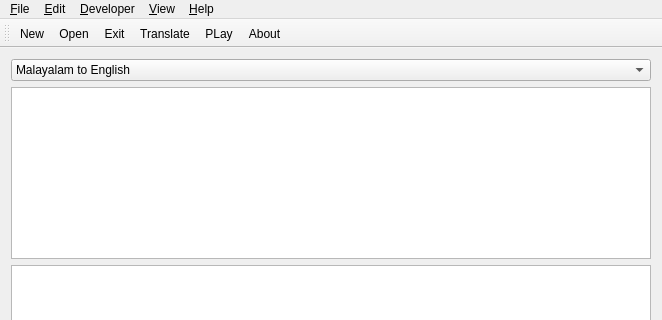
This is translator.ui in tachyons/mltranslator as Qt 5 draws it before an edit; both pictures show x 0 to 662 and y 0 to 320 of the 662 by 471 pixel window. The edited form follows.
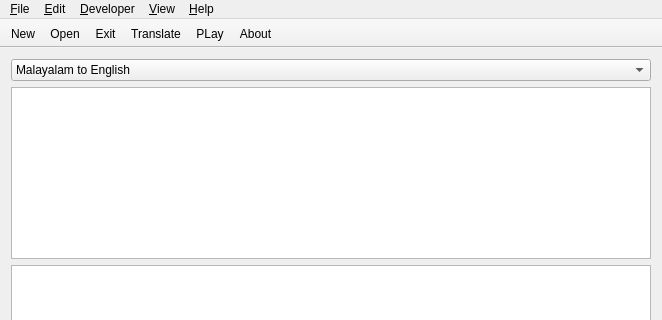
This is the edited form. Icons and pictures are not drawn.

```diff
--- a/translator.ui
+++ b/translator.ui
@@ -120,6 +120,12 @@
    <property name="statusTip">
     <string extracomment="main toolbar"/>
    </property>
+   <property name="movable">
+    <bool>false</bool>
+   </property>
+   <property name="toolButtonStyle">
+    <enum>Qt::ToolButtonFollowStyle</enum>
+   </property>
    <attribute name="toolBarArea">
     <enum>TopToolBarArea</enum>
    </attribute>
```
Left out of the diff: 3 changed lines with no effect on the pictures.
